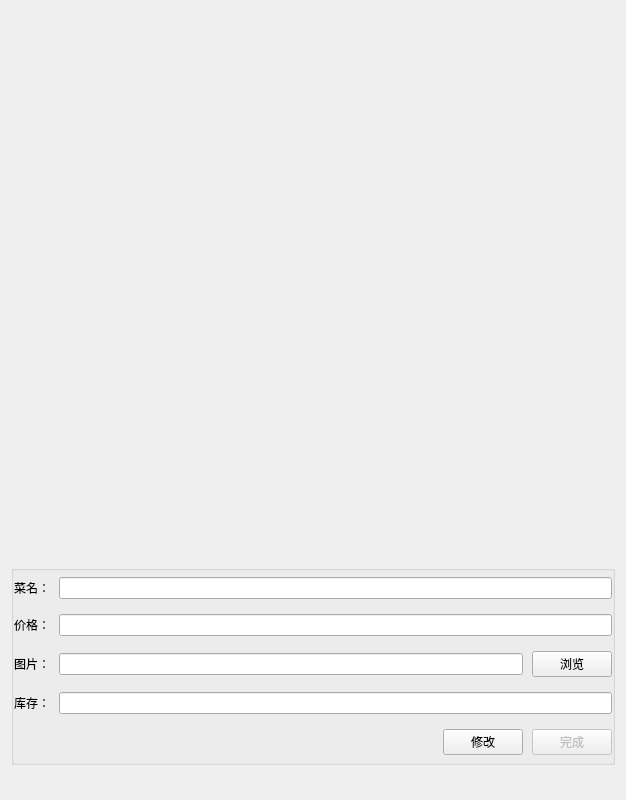
Old version of the form admini/dishesedict.ui in the repository Li-Yaosong/BuffetMealsSystem.
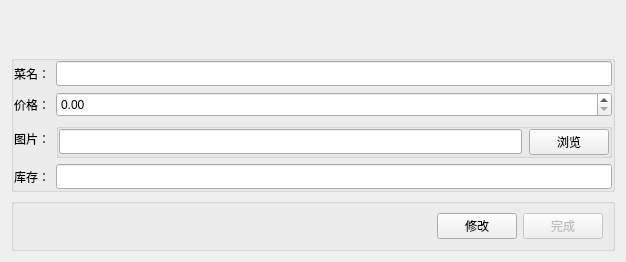
New version of the form.

Patch:
```diff
--- a/admini/dishesedict.ui
+++ b/admini/dishesedict.ui
@@ -7,13 +7,13 @@
     <x>0</x>
     <y>0</y>
     <width>626</width>
-    <height>800</height>
+    <height>262</height>
    </rect>
   </property>
   <property name="minimumSize">
    <size>
-    <width>600</width>
-    <height>800</height>
+    <width>0</width>
+    <height>0</height>
    </size>
   </property>
   <property name="maximumSize">
@@ -27,23 +27,17 @@
   </property>
   <layout class="QVBoxLayout" name="verticalLayout">
    <item>
-    <widget class="QLabel" name="label">
-     <property name="minimumSize">
-      <size>
-       <width>600</width>
-       <height>500</height>
-      </size>
+    <spacer name="verticalSpacer">
+     <property name="orientation">
+      <enum>Qt::Vertical</enum>
      </property>
-     <property name="maximumSize">
+     <property name="sizeHint" stdset="0">
       <size>
-       <width>600</width>
-       <height>500</height>
+       <width>20</width>
+       <height>40</height>
       </size>
      </property>
-     <property name="text">
-      <string/>
-     </property>
-    </widget>
+    </spacer>
    </item>
    <item>
     <widget class="QGroupBox" name="groupBox">
@@ -62,10 +56,7 @@
      <property name="title">
       <string/>
      </property>
-     <layout class="QVBoxLayout" name="verticalLayout_2">
-      <property name="spacing">
-       <number>9</number>
-      </property>
+     <layout class="QFormLayout" name="formLayout">
       <property name="leftMargin">
        <number>0</number>
       </property>
@@ -78,45 +69,77 @@
       <property name="bottomMargin">
        <number>0</number>
       </property>
-      <item>
-       <layout class="QHBoxLayout" name="horizontalLayout_4">
-        <item>
+      <item row="1" column="0">
          <widget class="QLabel" name="label_4">
           <property name="text">
            <string>菜名：</string>
           </property>
          </widget>
         </item>
-        <item>
-         <widget class="QLineEdit" name="lineEdit_3"/>
-        </item>
-       </layout>
-      </item>
-      <item>
-       <layout class="QHBoxLayout" name="horizontalLayout_2">
-        <item>
+      <item row="1" column="1">
+       <widget class="QLineEdit" name="lineEdit_3">
+        <property name="minimumSize">
+         <size>
+          <width>0</width>
+          <height>25</height>
+         </size>
+        </property>
+       </widget>
+      </item>
+      <item row="2" column="0">
          <widget class="QLabel" name="label_2">
           <property name="text">
            <string>价格：</string>
           </property>
          </widget>
         </item>
-        <item>
-         <widget class="QLineEdit" name="lineEdit"/>
-        </item>
-       </layout>
-      </item>
-      <item>
-       <layout class="QHBoxLayout" name="horizontalLayout_5">
-        <item>
+      <item row="2" column="1">
+       <widget class="QDoubleSpinBox" name="doubleSpinBox">
+        <property name="minimumSize">
+         <size>
+          <width>0</width>
+          <height>25</height>
+         </size>
+        </property>
+       </widget>
+      </item>
+      <item row="3" column="0">
          <widget class="QLabel" name="label_5">
           <property name="text">
            <string>图片：</string>
           </property>
          </widget>
         </item>
+      <item row="3" column="1">
+       <widget class="QGroupBox" name="groupBox_2">
+        <property name="title">
+         <string/>
+        </property>
+        <layout class="QHBoxLayout" name="horizontalLayout_2">
+         <property name="spacing">
+          <number>7</number>
+         </property>
+         <property name="leftMargin">
+          <number>0</number>
+         </property>
+         <property name="topMargin">
+          <number>0</number>
+         </property>
+         <property name="rightMargin">
+          <number>0</number>
+         </property>
+         <property name="bottomMargin">
+          <number>0</number>
+         </property>
         <item>
-         <widget class="QLineEdit" name="lineEdit_4"/>
+          <widget class="QLineEdit" name="lineEdit_4">
+           <property name="minimumSize">
+            <size>
+             <width>0</width>
+             <height>25</height>
+            </size>
+           </property>
+          </widget>
         </item>
         <item>
          <widget class="QPushButton" name="pushButton_3">
@@ -126,23 +149,34 @@
          </widget>
         </item>
        </layout>
+       </widget>
       </item>
-      <item>
-       <layout class="QHBoxLayout" name="horizontalLayout_3">
-        <item>
+      <item row="4" column="0">
          <widget class="QLabel" name="label_3">
           <property name="text">
            <string>库存：</string>
           </property>
          </widget>
         </item>
-        <item>
-         <widget class="QLineEdit" name="lineEdit_2"/>
-        </item>
-       </layout>
+      <item row="4" column="1">
+       <widget class="QLineEdit" name="lineEdit_2">
+        <property name="minimumSize">
+         <size>
+          <width>0</width>
+          <height>25</height>
+         </size>
+        </property>
+       </widget>
+      </item>
+     </layout>
+    </widget>
       </item>
       <item>
-       <layout class="QHBoxLayout" name="horizontalLayout">
+    <widget class="QGroupBox" name="groupBox_3">
+     <property name="title">
+      <string/>
+     </property>
+     <layout class="QHBoxLayout" name="horizontalLayout_3">
         <item>
          <spacer name="horizontalSpacer">
           <property name="orientation">
@@ -172,8 +206,6 @@
            <string>完成</string>
           </property>
          </widget>
-        </item>
-       </layout>
       </item>
      </layout>
     </widget>
```
Lines whose indentation alone changed are shown as unchanged.
